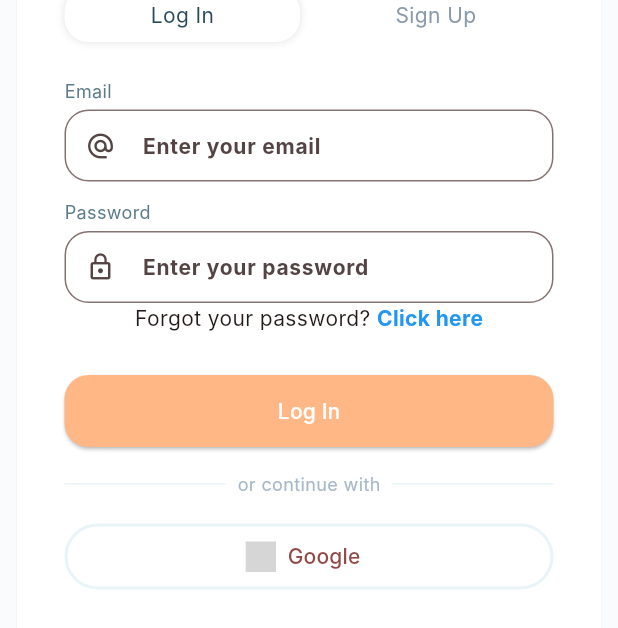
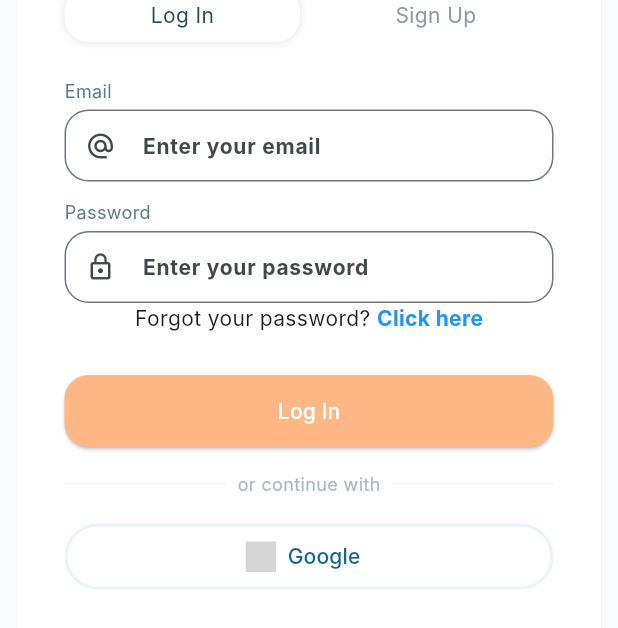
Before and after one commit to anthonynmh/homebased_project, a Flutter app: the screen it shows after launch, on a phone screen of 412 x 824 dp. Shown: the part 444-1072 px from the top of the screen. Run offline on Flutter 3.47's test engine with Material 3 defaults, Android fonts, the phone set to English and light mode, and no system bars; our stand-ins replace flutter_dotenv, flutter_map, flutter_svg, geolocator, image_picker, latlong2 and 2 more; accounts and stored records are empty; network calls fail; Roboto replaces fonts that are missing (Inter); grey boxes are pictures that could not be loaded.

Commit message:
update app theme

```diff
--- a/lib/main.dart
+++ b/lib/main.dart
@@ -65,7 +65,7 @@ class MyApp extends StatelessWidget {
       debugShowCheckedModeBanner: false,
       title: 'Food \'n Friends',
       theme: ThemeData(
-        colorScheme: ColorScheme.fromSeed(seedColor: const Color(0xFFC23838)),
+        colorScheme: ColorScheme.fromSeed(seedColor: const Color(0xFF5A7A8A)),
         fontFamily: 'Inter',
         textTheme: const TextTheme(
           bodyLarge: TextStyle(fontSize: 26.65, fontWeight: FontWeight.bold),
```
